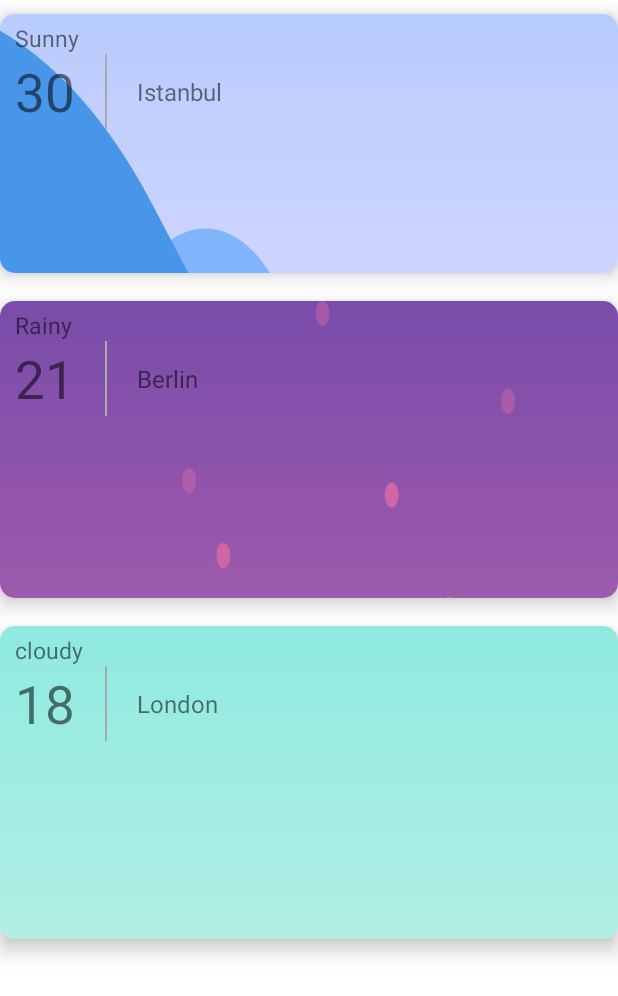
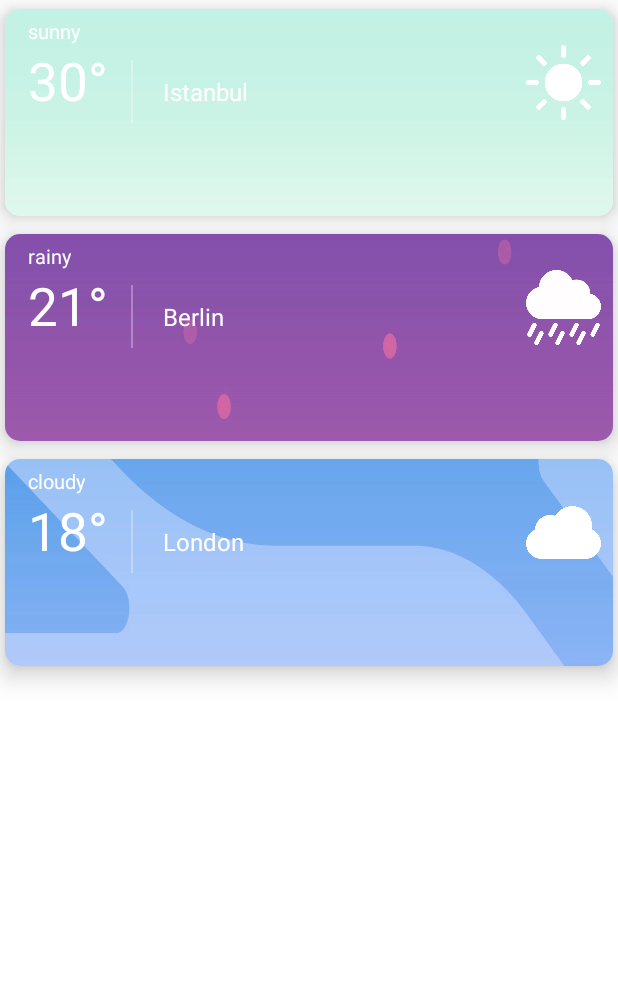
Before and after one commit to canonall/WeatherApp, an Android app: the screen it shows after launch (MainActivity), on a phone screen of 412 x 824 dp. Shown: the top 996 px of the screen. Run offline under Robolectric (Android 15) with nearby library versions, the phone set to English and light mode, and no system bars.

Commit message:
miniImage fixed and weatherIcon added

```diff
--- a/app/src/main/java/com/canonal/weatherapp/adapter/WeatherListAdapter.kt
+++ b/app/src/main/java/com/canonal/weatherapp/adapter/WeatherListAdapter.kt
@@ -15,9 +15,9 @@ import com.canonal.weatherapp.R
 import com.canonal.weatherapp.data.Data
 import com.canonal.weatherapp.model.City
 
-class WeatherListAdapter(context: Context) : RecyclerView.Adapter<RecyclerView.ViewHolder>() {
+class WeatherListAdapter(private val context: Context) :
+    RecyclerView.Adapter<RecyclerView.ViewHolder>() {
 
-    private val context: Context = context
     private val cities = Data.getWeatherData(context)
 
     override fun onCreateViewHolder(parent: ViewGroup, viewType: Int): RecyclerView.ViewHolder {
@@ -30,7 +30,7 @@ class WeatherListAdapter(context: Context) : RecyclerView.Adapter<RecyclerView.V
     override fun onBindViewHolder(holder: RecyclerView.ViewHolder, position: Int) {
         when (holder) {
             is WeatherListViewHolder -> {
-                holder.bind(cities[position], context)
+                holder.bind(cities[position])
             }
         }
     }
@@ -55,15 +55,13 @@ class WeatherListAdapter(context: Context) : RecyclerView.Adapter<RecyclerView.V
             itemView.findViewById(R.id.ll_city_background)
 
 
-        fun bind(city: City, context: Context) {
+        fun bind(city: City) {
             tvCityName.text = city.name
             tvWeatherDescription.text = city.weather.weatherDescription
             tvTemperature.text = city.weather.temperature
-            // ivWeatherIcon.text=city.weather.temperature
-            val id =
-                context.resources.getIdentifier(city.imageMini, "drawable", context.packageName)
-            val drawable = ResourcesCompat.getDrawable(context.resources, id, context.theme)
-            llCityBackground.background = drawable
+            ivWeatherIcon.setImageDrawable(city.weather.icon)
+            llCityBackground.background = city.imageMini
+
         }
     }
 }
--- a/app/src/main/java/com/canonal/weatherapp/data/Data.kt
+++ b/app/src/main/java/com/canonal/weatherapp/data/Data.kt
@@ -2,27 +2,28 @@ package com.canonal.weatherapp.data
 
 import android.content.Context
 import android.content.res.Resources
+import android.graphics.drawable.Drawable
+import androidx.core.content.ContextCompat
 import com.canonal.weatherapp.R
 import com.canonal.weatherapp.model.City
 import com.canonal.weatherapp.model.Weather
-
 class Data {
     companion object {
         fun getWeatherData(context: Context): List<City> {
 
             val cities: MutableList<City> = mutableListOf()
 
-            val weatherIstanbul = Weather("Sunny", "30", "iconUrl")
-            val weatherBerlin = Weather("Rainy", "21", "iconUrl")
-            val weatherLondon = Weather("cloudy", "18", "iconUrl")
+            val iconSunny = ContextCompat.getDrawable(context,R.drawable.ic_sunny)
+            val iconCloudy = ContextCompat.getDrawable(context,R.drawable.ic_cloudy)
+            val iconRainy = ContextCompat.getDrawable(context,R.drawable.ic_rainy)
 
+            val weatherIstanbul = Weather("sunny", "30°", iconSunny)
+            val weatherBerlin = Weather("rainy", "21°", iconRainy)
+            val weatherLondon = Weather("cloudy", "18°", iconCloudy)
 
-            val imageMiniIstanbul: String =
-                context.resources.getResourceEntryName(R.drawable.cloudy_mini)
-            val imageMiniBerlin: String =
-                context.resources.getResourceEntryName(R.drawable.night_mini)
-            val imageMiniLondon: String =
-                context.resources.getResourceEntryName(R.drawable.sunny_mini)
+            val imageMiniIstanbul = ContextCompat.getDrawable(context, R.drawable.sunny_mini)
+            val imageMiniBerlin = ContextCompat.getDrawable(context, R.drawable.night_mini)
+            val imageMiniLondon = ContextCompat.getDrawable(context, R.drawable.cloudy_mini)
 
 
             val cityIstanbul = City("Istanbul", weatherIstanbul, "imageUrl", imageMiniIstanbul)
--- a/app/src/main/java/com/canonal/weatherapp/model/City.kt
+++ b/app/src/main/java/com/canonal/weatherapp/model/City.kt
@@ -7,7 +7,7 @@ data class City(
      val name: String,
      val weather: Weather,
      val image: String,
-     val imageMini: String,
+     val imageMini: Drawable?,
 ){
 
 }
--- a/app/src/main/java/com/canonal/weatherapp/model/Weather.kt
+++ b/app/src/main/java/com/canonal/weatherapp/model/Weather.kt
@@ -1,9 +1,9 @@
 package com.canonal.weatherapp.model
 
-import android.widget.ImageView
+import android.graphics.drawable.Drawable
 
 data class Weather(
      val weatherDescription: String,
      val temperature: String,
-     val icon: String
+     val icon: Drawable?
 )
--- a/app/src/main/res/layout/layout_weather_list_item.xml
+++ b/app/src/main/res/layout/layout_weather_list_item.xml
@@ -3,10 +3,12 @@
     xmlns:app="http://schemas.android.com/apk/res-auto"
     android:layout_width="match_parent"
     android:layout_height="wrap_content"
-    android:layout_marginTop="9dp"
-    android:layout_marginBottom="9dp"
+    android:layout_marginStart="3dp"
+    android:layout_marginTop="6dp"
+    android:layout_marginEnd="3dp"
+    android:layout_marginBottom="6dp"
     app:cardCornerRadius="10dp"
-    app:cardElevation="8dp">
+    app:cardElevation="10dp">
 
     <LinearLayout
         android:id="@+id/ll_city_background"
@@ -20,39 +22,44 @@
             android:layout_width="wrap_content"
             android:layout_height="wrap_content"
             android:layout_gravity="center_vertical"
-            android:textSize="15sp"
-            android:layout_marginStart="10dp"
+            android:layout_marginStart="15dp"
             android:layout_marginTop="5dp"
-            android:text="sunny" />
+            android:text="sunny"
+            android:textColor="@color/white"
+            android:textSize="13sp" />
 
+        <!-- android:gravity="center" -->
         <LinearLayout
             android:layout_width="match_parent"
             android:layout_height="wrap_content"
-            android:gravity="center"
             android:orientation="horizontal">
 
             <TextView
                 android:id="@+id/tv_temperature"
                 android:layout_width="wrap_content"
                 android:layout_height="wrap_content"
-                android:layout_marginStart="10dp"
-                android:layout_marginEnd="20dp"
-                android:text="20"
+                android:layout_marginStart="15dp"
+                android:layout_marginEnd="15dp"
+                android:text="20°"
+                android:textColor="@color/white"
                 android:textSize="35sp" />
 
             <View
                 android:layout_width="1dp"
                 android:layout_height="match_parent"
-                android:background="@android:color/darker_gray" />
+                android:layout_marginTop="10dp"
+                android:layout_marginBottom="10dp"
+                android:background="#4DFFFFFF" />
 
             <TextView
                 android:id="@+id/tv_city_name"
                 android:layout_width="wrap_content"
                 android:layout_height="wrap_content"
                 android:layout_gravity="center"
-                android:textSize="16sp"
                 android:layout_marginStart="20dp"
-                android:text="Istanbul" />
+                android:text="Istanbul"
+                android:textColor="@color/white"
+                android:textSize="16sp" />
 
             <View
                 android:layout_width="0dp"
@@ -63,7 +70,11 @@
                 android:id="@+id/iv_weather_icon"
                 android:layout_width="50dp"
                 android:layout_height="50dp"
-                android:layout_gravity="end" />
+                android:layout_gravity="end"
+                android:layout_marginEnd="8dp"
+                android:layout_marginBottom="12dp"
+                android:scaleType="fitCenter"
+                android:src="@drawable/ic_cloudy" />
         </LinearLayout>
 
 
--- a/app/src/main/res/values/colors.xml
+++ b/app/src/main/res/values/colors.xml
@@ -7,4 +7,5 @@
     <color name="teal_700">#FF018786</color>
     <color name="black">#FF000000</color>
     <color name="white">#FFFFFFFF</color>
+    <color name="gray_line">#E3DCDB</color>
 </resources>
```
Also changed, not shown: app/src/main/res/drawable-nodpi/cloudy_mini.png, app/src/main/res/drawable-nodpi/ic_cloudy.png (added), app/src/main/res/drawable-nodpi/ic_rainy.png (added), app/src/main/res/drawable-nodpi/ic_sunny.png (added), app/src/main/res/drawable-nodpi/night_mini.png, app/src/main/res/drawable-nodpi/sunny_mini.png.
